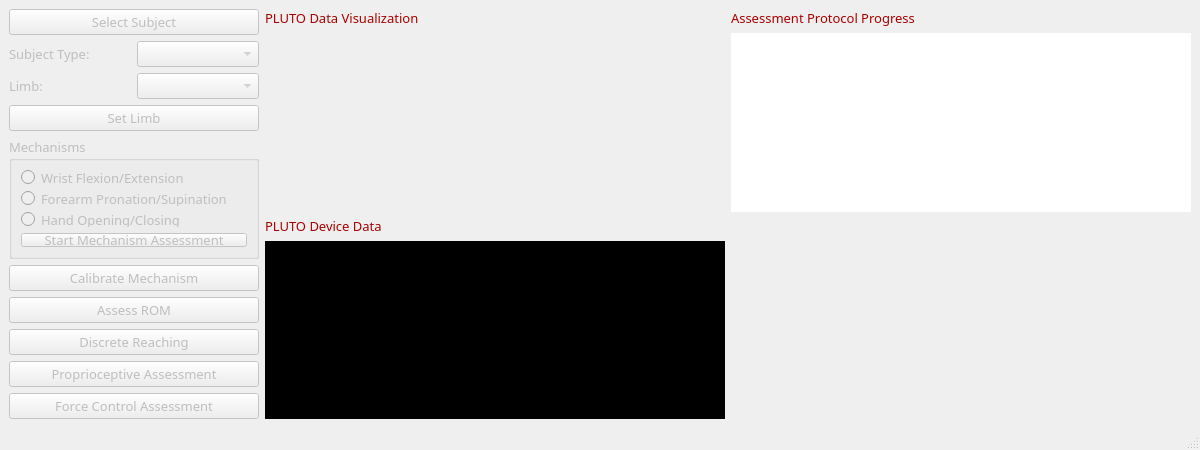
Qt form ui/plutofullassessment.ui (siva82kb/pluto-assessment) before a commit.
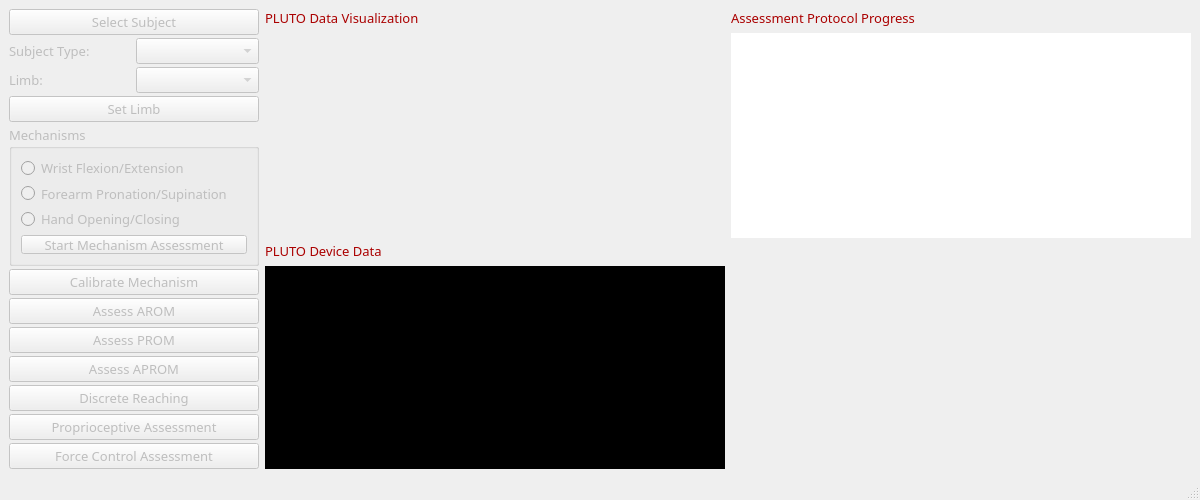
The same form after that commit.

```diff
--- a/ui/plutofullassessment.ui
+++ b/ui/plutofullassessment.ui
@@ -2,24 +2,27 @@
 <ui version="4.0">
  <class>PlutoFullAssessor</class>
  <widget class="QMainWindow" name="PlutoFullAssessor">
+  <property name="enabled">
+   <bool>true</bool>
+  </property>
   <property name="geometry">
    <rect>
     <x>0</x>
     <y>0</y>
     <width>1200</width>
-    <height>450</height>
+    <height>500</height>
    </rect>
   </property>
   <property name="minimumSize">
    <size>
     <width>1200</width>
-    <height>450</height>
+    <height>500</height>
    </size>
   </property>
   <property name="maximumSize">
    <size>
-    <width>1130</width>
-    <height>450</height>
+    <width>1200</width>
+    <height>500</height>
    </size>
   </property>
   <property name="font">
@@ -37,6 +40,9 @@
      <layout class="QHBoxLayout" name="horizontalLayout_3">
       <item>
        <layout class="QVBoxLayout" name="verticalLayout">
+        <property name="spacing">
+         <number>3</number>
+        </property>
         <item>
          <widget class="QPushButton" name="pbSubject">
           <property name="enabled">
@@ -146,7 +152,7 @@
           <property name="minimumSize">
            <size>
             <width>250</width>
-            <height>70</height>
+            <height>140</height>
            </size>
           </property>
           <property name="title">
@@ -211,6 +217,9 @@
             <pointsize>10</pointsize>
            </font>
           </property>
+          <property name="styleSheet">
+           <string notr="true"/>
+          </property>
           <property name="text">
            <string>Calibrate Mechanism</string>
           </property>
@@ -230,8 +239,11 @@
             <pointsize>10</pointsize>
            </font>
           </property>
+          <property name="styleSheet">
+           <string notr="true"/>
+          </property>
           <property name="text">
-           <string>Assess ROM</string>
+           <string>Assess AROM</string>
           </property>
          </widget>
         </item>
@@ -239,6 +251,53 @@
          <widget class="QPushButton" name="pbDiscReachAssess">
           <property name="enabled">
            <bool>false</bool>
+          </property>
+          <property name="font">
+           <font>
+            <family>Bahnschrift Light</family>
+            <pointsize>10</pointsize>
+           </font>
+          </property>
+          <property name="styleSheet">
+           <string notr="true"/>
+          </property>
+          <property name="text">
+           <string>Assess PROM</string>
+          </property>
+         </widget>
+        </item>
+        <item>
+         <widget class="QPushButton" name="pbAPROM">
+          <property name="enabled">
+           <bool>false</bool>
+          </property>
+          <property name="font">
+           <font>
+            <family>Bahnschrift Light</family>
+            <pointsize>10</pointsize>
+           </font>
+          </property>
+          <property name="styleSheet">
+           <string notr="true"/>
+          </property>
+          <property name="text">
+           <string>Assess APROM</string>
+          </property>
+         </widget>
+        </item>
+        <item>
+         <widget class="QPushButton" name="pbDiscReach">
+          <property name="enabled">
+           <bool>false</bool>
+          </property>
+          <property name="font">
+           <font>
+            <family>Bahnschrift Light</family>
+            <pointsize>10</pointsize>
+           </font>
+          </property>
+          <property name="styleSheet">
+           <string notr="true"/>
           </property>
           <property name="text">
            <string>Discrete Reaching</string>
@@ -250,6 +309,15 @@
           <property name="enabled">
            <bool>false</bool>
           </property>
+          <property name="font">
+           <font>
+            <family>Bahnschrift Light</family>
+            <pointsize>10</pointsize>
+           </font>
+          </property>
+          <property name="styleSheet">
+           <string notr="true"/>
+          </property>
           <property name="text">
            <string>Proprioceptive Assessment</string>
           </property>
@@ -260,6 +328,15 @@
           <property name="enabled">
            <bool>false</bool>
           </property>
+          <property name="font">
+           <font>
+            <family>Bahnschrift Light</family>
+            <pointsize>10</pointsize>
+           </font>
+          </property>
+          <property name="styleSheet">
+           <string notr="true"/>
+          </property>
           <property name="text">
            <string>Force Control Assessment</string>
           </property>
```
Left out of the diff: 8 changed lines with no effect on the pictures.
